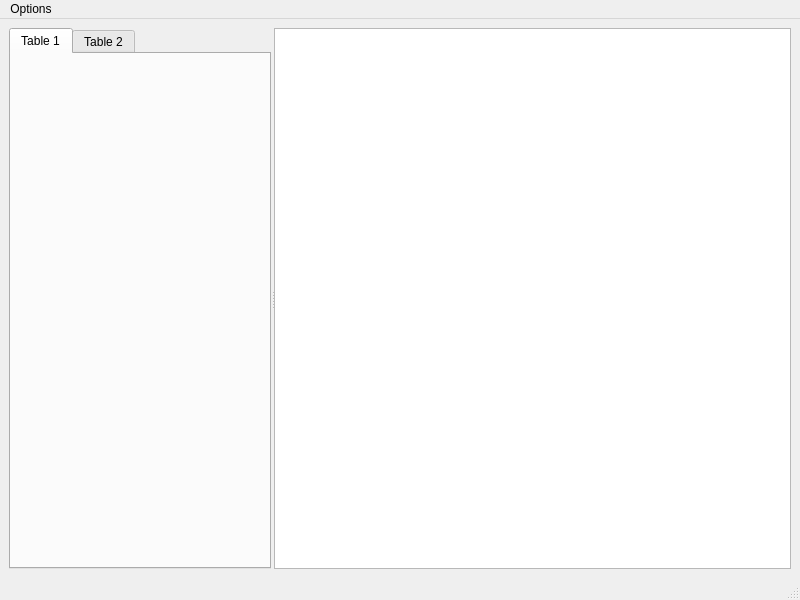
Before: the Qt Designer form src/ui/DCSExport.ui in JedimasterLu/pydcsExport, drawn with Qt 5.
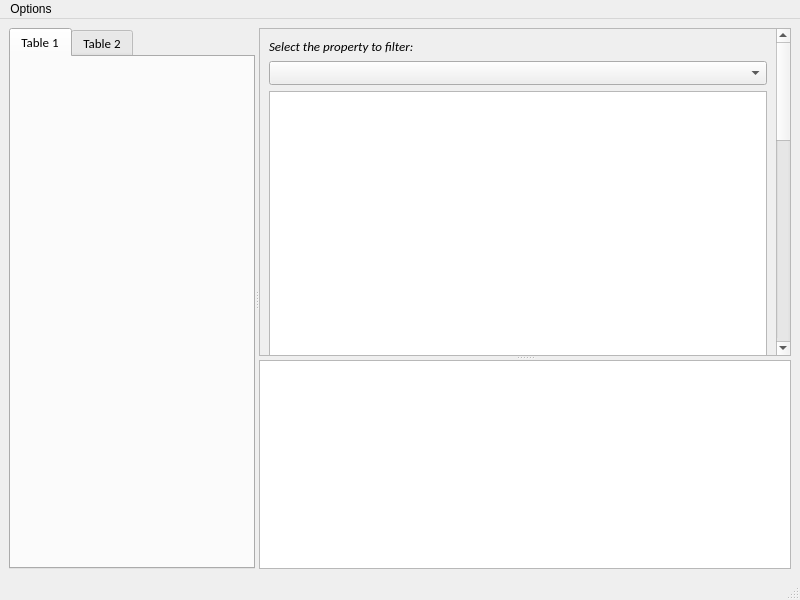
After: the same form once the commit is applied. The open tabs and pages were chosen to show the change.

```diff
--- a/src/ui/DCSExport.ui
+++ b/src/ui/DCSExport.ui
@@ -20,10 +20,13 @@
       <property name="orientation">
        <enum>Qt::Horizontal</enum>
       </property>
-      <property name="handleWidth">
-       <number>3</number>
-      </property>
       <widget class="QTabWidget" name="tabWidget">
+       <property name="font">
+        <font>
+         <family>Calibri</family>
+         <pointsize>10</pointsize>
+        </font>
+       </property>
        <property name="currentIndex">
         <number>1</number>
        </property>
@@ -38,13 +41,89 @@
         </attribute>
        </widget>
       </widget>
-      <widget class="QTextBrowser" name="console">
-       <property name="font">
-        <font>
-         <family>Calibri</family>
-         <italic>true</italic>
-        </font>
+      <widget class="QSplitter" name="verticalSplitter">
+       <property name="orientation">
+        <enum>Qt::Vertical</enum>
        </property>
+       <widget class="QScrollArea" name="scrollArea">
+        <property name="widgetResizable">
+         <bool>true</bool>
+        </property>
+        <widget class="QWidget" name="scrollAreaWidgetContents">
+         <property name="geometry">
+          <rect>
+           <x>0</x>
+           <y>0</y>
+           <width>502</width>
+           <height>1000</height>
+          </rect>
+         </property>
+         <property name="sizePolicy">
+          <sizepolicy hsizetype="Preferred" vsizetype="Preferred">
+           <horstretch>0</horstretch>
+           <verstretch>0</verstretch>
+          </sizepolicy>
+         </property>
+         <property name="minimumSize">
+          <size>
+           <width>0</width>
+           <height>1000</height>
+          </size>
+         </property>
+         <layout class="QVBoxLayout" name="verticalLayout">
+          <item>
+           <widget class="QLabel" name="label">
+            <property name="font">
+             <font>
+              <family>Calibri</family>
+              <pointsize>10</pointsize>
+              <italic>true</italic>
+             </font>
+            </property>
+            <property name="text">
+             <string>Select the property to filter:</string>
+            </property>
+           </widget>
+          </item>
+          <item>
+           <widget class="QComboBox" name="propertyComboBox">
+            <property name="font">
+             <font>
+              <family>Calibri</family>
+              <italic>true</italic>
+             </font>
+            </property>
+           </widget>
+          </item>
+          <item>
+           <widget class="QListWidget" name="objectListWidget">
+            <property name="font">
+             <font>
+              <family>Calibri</family>
+              <pointsize>10</pointsize>
+              <italic>true</italic>
+             </font>
+            </property>
+           </widget>
+          </item>
+          <item>
+           <widget class="QGroupBox" name="groupBox">
+            <property name="title">
+             <string>GroupBox</string>
+            </property>
+           </widget>
+          </item>
+         </layout>
+        </widget>
+       </widget>
+       <widget class="QTextBrowser" name="console">
+        <property name="font">
+         <font>
+          <family>Calibri</family>
+          <italic>true</italic>
+         </font>
+        </property>
+       </widget>
       </widget>
      </widget>
     </item>
```
Left out of the diff: 4 changed lines with no effect on the pictures.
